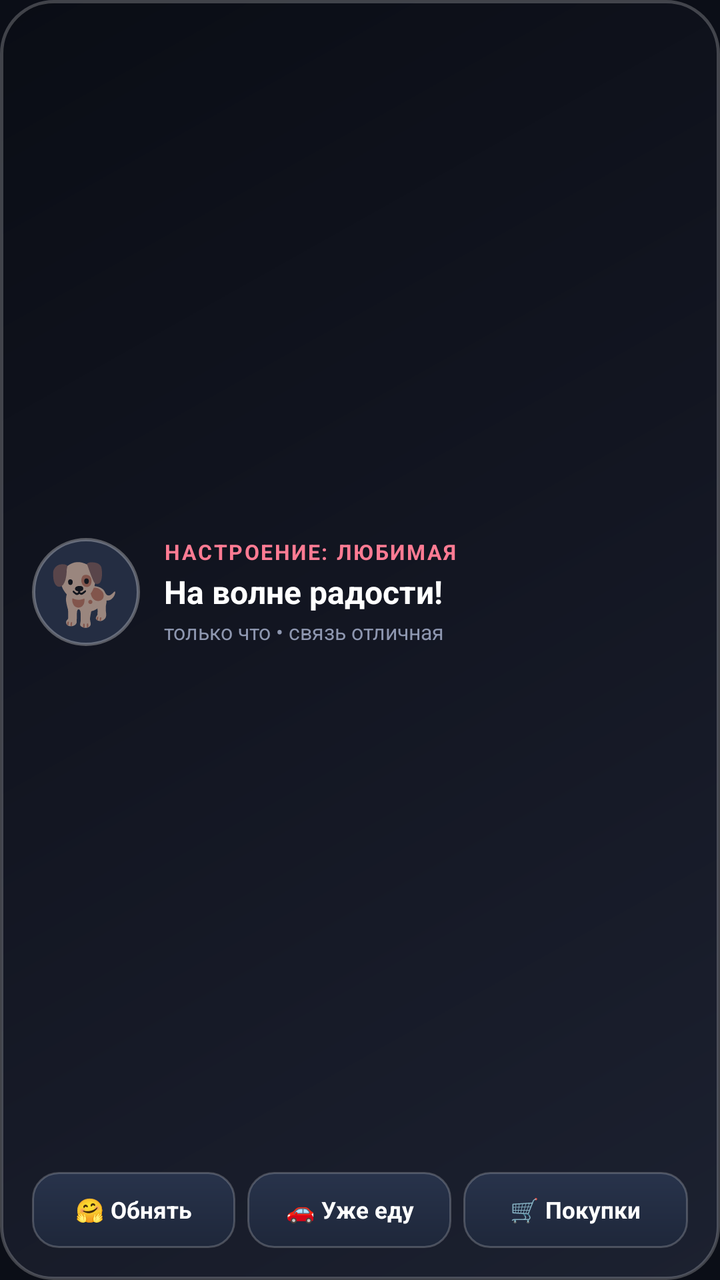
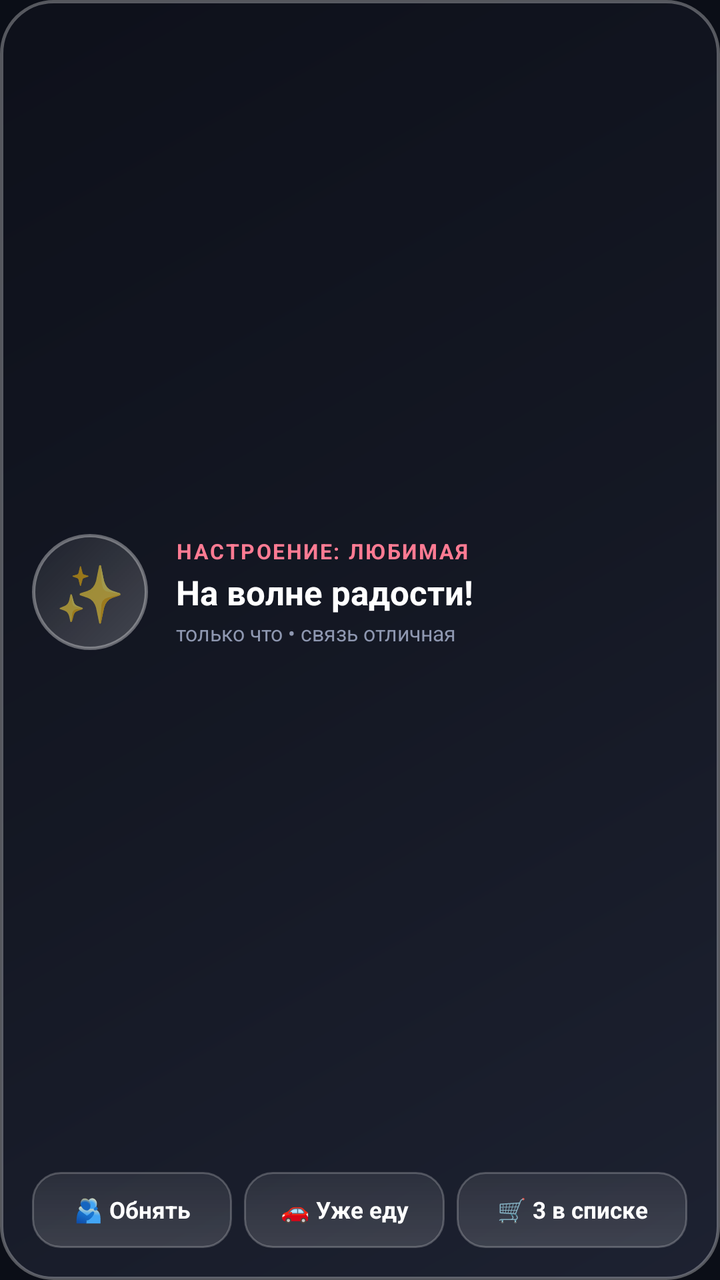

Screens rendered from an Android XML layout before and after an edit, with the pre-edit source and the edit as a unified diff.
<!-- AndroidManifest.xml: application theme Theme.CozyHome -->
<!-- res/layout/widget_partner_mood.xml -->
<?xml version="1.0" encoding="utf-8"?>
<LinearLayout xmlns:android="http://schemas.android.com/apk/res/android"
    android:id="@+id/widget_root"
    android:layout_width="match_parent"
    android:layout_height="match_parent"
    android:background="@drawable/widget_glass_background"
    android:orientation="vertical"
    android:padding="16dp">

    
    <LinearLayout
        android:layout_width="match_parent"
        android:layout_height="0dp"
        android:layout_weight="1"
        android:gravity="center_vertical"
        android:orientation="horizontal">

        
        <FrameLayout
            android:layout_width="54dp"
            android:layout_height="54dp"
            android:background="@drawable/widget_avatar_glass">

            <TextView
                android:id="@+id/widget_avatar_emoji"
                android:layout_width="match_parent"
                android:layout_height="match_parent"
                android:gravity="center"
                android:text="🐕"
                android:textSize="30sp" />
        </FrameLayout>

        
        <LinearLayout
            android:layout_width="0dp"
            android:layout_height="wrap_content"
            android:layout_marginStart="12dp"
            android:layout_weight="1"
            android:orientation="vertical">

            <TextView
                android:id="@+id/widget_partner_label"
                android:layout_width="wrap_content"
                android:layout_height="wrap_content"
                android:letterSpacing="0.08"
                android:text="НАСТРОЕНИЕ: ЛЮБИМАЯ"
                android:textColor="#FF7B93"
                android:textSize="10.5sp"
                android:textStyle="bold" />

            <TextView
                android:id="@+id/widget_mood_title"
                android:layout_width="wrap_content"
                android:layout_height="wrap_content"
                android:layout_marginTop="2dp"
                android:ellipsize="end"
                android:maxLines="1"
                android:text="На волне радости!"
                android:textColor="#FFFFFF"
                android:textSize="16sp"
                android:textStyle="bold" />

            <TextView
                android:id="@+id/widget_status_time"
                android:layout_width="wrap_content"
                android:layout_height="wrap_content"
                android:layout_marginTop="2dp"
                android:text="только что • связь отличная"
                android:textColor="#8E97B0"
                android:textSize="10.5sp" />
        </LinearLayout>
    </LinearLayout>

    
    <LinearLayout
        android:layout_width="match_parent"
        android:layout_height="38dp"
        android:layout_marginTop="10dp"
        android:gravity="center"
        android:orientation="horizontal">

        <TextView
            android:id="@+id/btn_widget_hug"
            android:layout_width="0dp"
            android:layout_height="match_parent"
            android:layout_marginEnd="6dp"
            android:layout_weight="1"
            android:background="@drawable/widget_button_glass"
            android:gravity="center"
            android:text="🤗 Обнять"
            android:textColor="#FFFFFF"
            android:textSize="11.5sp"
            android:textStyle="bold" />

        <TextView
            android:id="@+id/btn_widget_on_way"
            android:layout_width="0dp"
            android:layout_height="match_parent"
            android:layout_marginEnd="6dp"
            android:layout_weight="1"
            android:background="@drawable/widget_button_glass"
            android:gravity="center"
            android:text="🚗 Уже еду"
            android:textColor="#FFFFFF"
            android:textSize="11.5sp"
            android:textStyle="bold" />

        <TextView
            android:id="@+id/btn_widget_shopping"
            android:layout_width="0dp"
            android:layout_height="match_parent"
            android:layout_weight="1.1"
            android:background="@drawable/widget_button_glass"
            android:gravity="center"
            android:text="🛒 Покупки"
            android:textColor="#FFFFFF"
            android:textSize="11.5sp"
            android:textStyle="bold" />
    </LinearLayout>

</LinearLayout>
<!-- resources referenced by this layout -->
<resources>
  <!-- drawable widget_avatar_glass (drawable) -->
  <?xml version="1.0" encoding="utf-8"?>
  <shape xmlns:android="http://schemas.android.com/apk/res/android"
      android:shape="oval">
      <solid android:color="#242D42" />
      <stroke
          android:width="1.5dp"
          android:color="#4DFFFFFF" />
  </shape>
  <!-- drawable widget_button_glass (drawable) -->
  <?xml version="1.0" encoding="utf-8"?>
  <shape xmlns:android="http://schemas.android.com/apk/res/android"
      android:shape="rectangle">
      <corners android:radius="13dp" />
      <gradient
          android:angle="90"
          android:startColor="#1E273A"
          android:endColor="#28334B"
          android:type="linear" />
      <stroke
          android:width="1dp"
          android:color="#35FFFFFF" />
  </shape>
  <!-- drawable widget_glass_background (drawable) -->
  <?xml version="1.0" encoding="utf-8"?>
  <shape xmlns:android="http://schemas.android.com/apk/res/android"
      android:shape="rectangle">
      <corners android:radius="26dp" />
      <gradient
          android:angle="135"
          android:startColor="#1C2130"
          android:centerColor="#131622"
          android:endColor="#0A0D15"
          android:type="linear" />
      <stroke
          android:width="1.5dp"
          android:color="#38FFFFFF" />
  </shape>
  <style name="Theme.CozyHome" parent="Theme.MaterialComponents.DayNight.NoActionBar">
          <item name="android:statusBarColor">#0B0E17</item>
          <item name="android:navigationBarColor">#0B0E17</item>
          <item name="android:windowBackground">#0B0E17</item>
      </style>
</resources>

<!-- the commit's change to res/layout/widget_partner_mood.xml (unified diff, before → after) -->
@@ -17,24 +17,31 @@
 
         
         <FrameLayout
-            android:layout_width="54dp"
-            android:layout_height="54dp"
+            android:layout_width="58dp"
+            android:layout_height="58dp"
             android:background="@drawable/widget_avatar_glass">
+
+            <ImageView
+                android:id="@+id/widget_avatar_image"
+                android:layout_width="match_parent"
+                android:layout_height="match_parent"
+                android:scaleType="fitCenter"
+                android:visibility="gone" />
 
             <TextView
                 android:id="@+id/widget_avatar_emoji"
                 android:layout_width="match_parent"
                 android:layout_height="match_parent"
                 android:gravity="center"
-                android:text="🐕"
-                android:textSize="30sp" />
+                android:text="✨"
+                android:textSize="28sp" />
         </FrameLayout>
 
         
         <LinearLayout
             android:layout_width="0dp"
             android:layout_height="wrap_content"
-            android:layout_marginStart="12dp"
+            android:layout_marginStart="14dp"
             android:layout_weight="1"
             android:orientation="vertical">
 
@@ -57,7 +64,7 @@
                 android:maxLines="1"
                 android:text="На волне радости!"
                 android:textColor="#FFFFFF"
-                android:textSize="16sp"
+                android:textSize="17sp"
                 android:textStyle="bold" />
 
             <TextView
@@ -87,7 +94,7 @@
             android:layout_weight="1"
             android:background="@drawable/widget_button_glass"
             android:gravity="center"
-            android:text="🤗 Обнять"
+            android:text="🫂 Обнять"
             android:textColor="#FFFFFF"
             android:textSize="11.5sp"
             android:textStyle="bold" />
@@ -109,10 +116,10 @@
             android:id="@+id/btn_widget_shopping"
             android:layout_width="0dp"
             android:layout_height="match_parent"
-            android:layout_weight="1.1"
+            android:layout_weight="1.15"
             android:background="@drawable/widget_button_glass"
             android:gravity="center"
-            android:text="🛒 Покупки"
+            android:text="🛒 3 в списке"
             android:textColor="#FFFFFF"
             android:textSize="11.5sp"
             android:textStyle="bold" />
<!-- resource entries referenced after the edit -->
@@ -4,24 +4,28 @@
   <?xml version="1.0" encoding="utf-8"?>
   <shape xmlns:android="http://schemas.android.com/apk/res/android"
       android:shape="oval">
-      <solid android:color="#242D42" />
+      <gradient
+          android:angle="135"
+          android:startColor="#33FFFFFF"
+          android:endColor="#0DFFFFFF"
+          android:type="linear" />
       <stroke
           android:width="1.5dp"
-          android:color="#4DFFFFFF" />
+          android:color="#59FFFFFF" />
   </shape>
   <!-- drawable widget_button_glass (drawable) -->
   <?xml version="1.0" encoding="utf-8"?>
   <shape xmlns:android="http://schemas.android.com/apk/res/android"
       android:shape="rectangle">
-      <corners android:radius="13dp" />
+      <corners android:radius="14dp" />
       <gradient
           android:angle="90"
-          android:startColor="#1E273A"
-          android:endColor="#28334B"
+          android:startColor="#26FFFFFF"
+          android:endColor="#14FFFFFF"
           android:type="linear" />
       <stroke
           android:width="1dp"
-          android:color="#35FFFFFF" />
+          android:color="#38FFFFFF" />
   </shape>
   <!-- drawable widget_glass_background (drawable) -->
   <?xml version="1.0" encoding="utf-8"?>
@@ -30,13 +34,13 @@
       <corners android:radius="26dp" />
       <gradient
           android:angle="135"
-          android:startColor="#1C2130"
-          android:centerColor="#131622"
-          android:endColor="#0A0D15"
+          android:startColor="#E61E2333"
+          android:centerColor="#E6141824"
+          android:endColor="#E60D101A"
           android:type="linear" />
       <stroke
           android:width="1.5dp"
-          android:color="#38FFFFFF" />
+          android:color="#4DFFFFFF" />
   </shape>
   <style name="Theme.CozyHome" parent="Theme.MaterialComponents.DayNight.NoActionBar">
           <item name="android:statusBarColor">#0B0E17</item>
